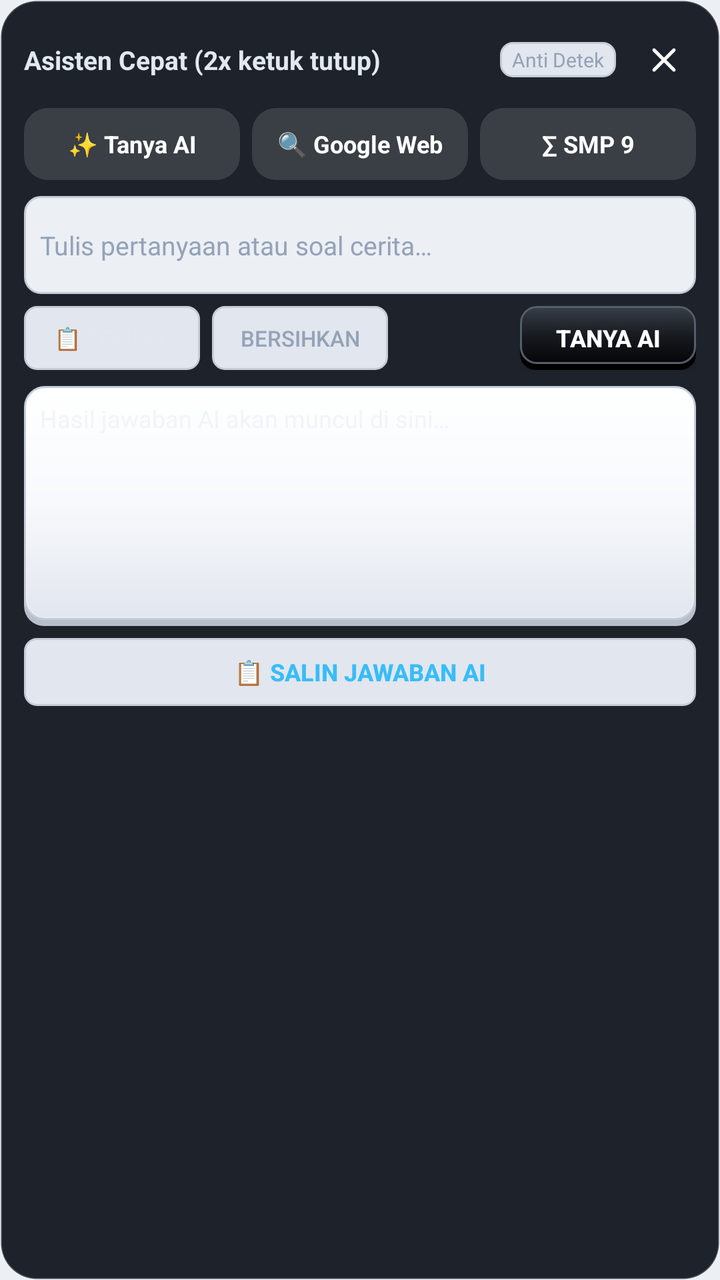
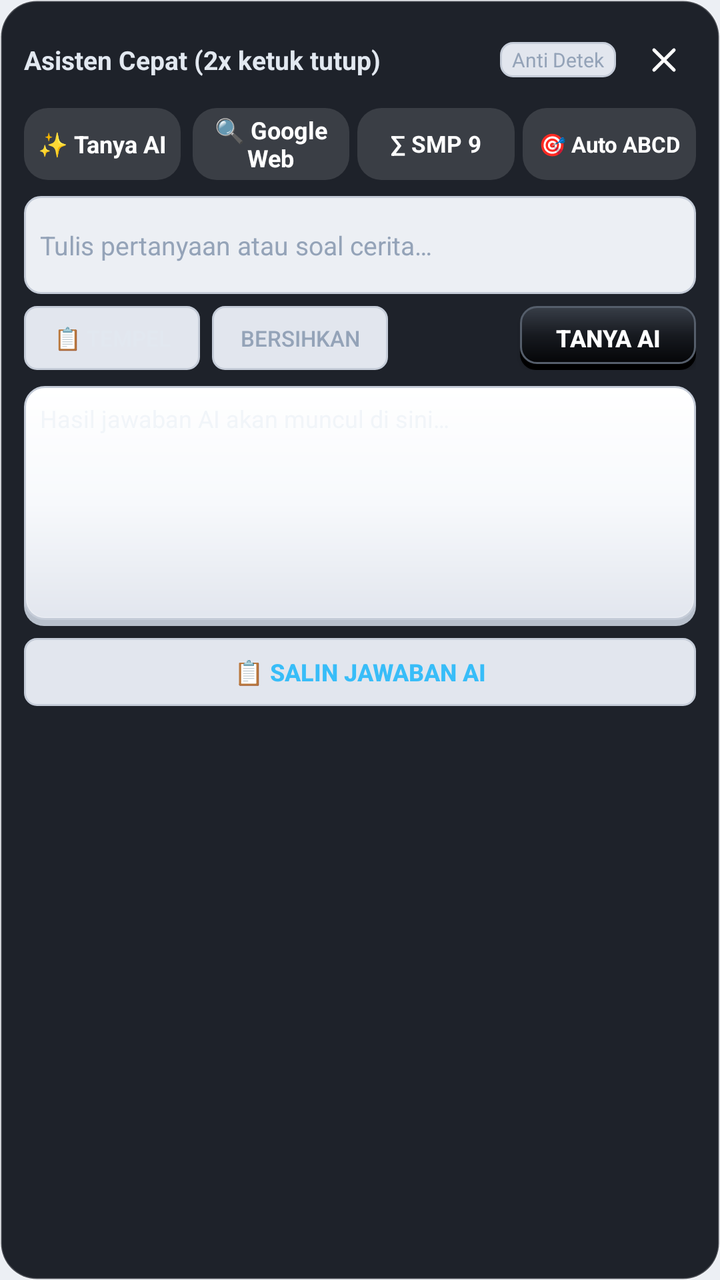

Two renders of the same Android screen: before a commit and after it. Below are the layout's source before the change and the commit's diff.
<!-- AndroidManifest.xml: application theme Theme.ClestialKeyboard -->
<!-- res/layout/layout_floating_popup.xml -->
<?xml version="1.0" encoding="utf-8"?>
<LinearLayout xmlns:android="http://schemas.android.com/apk/res/android"
    android:id="@+id/floatingRoot"
    android:layout_width="match_parent"
    android:layout_height="wrap_content"
    android:background="@drawable/bg_floating_popup"
    android:orientation="vertical"
    android:padding="12dp">

    
    <LinearLayout
        android:id="@+id/floatingHeader"
        android:layout_width="match_parent"
        android:layout_height="36dp"
        android:gravity="center_vertical"
        android:orientation="horizontal">

        <TextView
            android:id="@+id/tvFloatingTitle"
            android:layout_width="0dp"
            android:layout_height="wrap_content"
            android:layout_weight="1"
            android:text="Asisten Cepat (2x ketuk tutup)"
            android:textColor="#E2E8F0"
            android:textSize="13sp"
            android:textStyle="bold" />

        <TextView
            android:layout_width="wrap_content"
            android:layout_height="wrap_content"
            android:background="@drawable/bg_pill"
            android:paddingHorizontal="6dp"
            android:paddingVertical="2dp"
            android:text="Anti Detek"
            android:textColor="#94A3B8"
            android:textSize="10sp" />

        <ImageButton
            android:id="@+id/btnFloatingClose"
            android:layout_width="32dp"
            android:layout_height="32dp"
            android:layout_marginStart="8dp"
            android:background="?android:attr/selectableItemBackgroundBorderless"
            android:contentDescription="Tutup"
            android:padding="6dp"
            android:scaleType="fitCenter"
            android:src="@drawable/ic_kb_close" />
    </LinearLayout>

    
    <LinearLayout
        android:layout_width="match_parent"
        android:layout_height="36dp"
        android:layout_marginTop="6dp"
        android:orientation="horizontal">

        <TextView
            android:id="@+id/tabAi"
            android:layout_width="0dp"
            android:layout_height="match_parent"
            android:layout_marginEnd="4dp"
            android:layout_weight="1"
            android:background="@drawable/bg_floating_tab"
            android:gravity="center"
            android:text="✨ Tanya AI"
            android:textColor="#FFFFFF"
            android:textSize="12sp"
            android:textStyle="bold" />

        <TextView
            android:id="@+id/tabGoogle"
            android:layout_width="0dp"
            android:layout_height="match_parent"
            android:layout_marginHorizontal="2dp"
            android:layout_weight="1"
            android:background="@drawable/bg_floating_tab"
            android:gravity="center"
            android:text="🔍 Google Web"
            android:textColor="#FFFFFF"
            android:textSize="12sp"
            android:textStyle="bold" />

        <TextView
            android:id="@+id/tabMath"
            android:layout_width="0dp"
            android:layout_height="match_parent"
            android:layout_marginStart="4dp"
            android:layout_weight="1"
            android:background="@drawable/bg_floating_tab"
            android:gravity="center"
            android:text="∑ SMP 9"
            android:textColor="#FFFFFF"
            android:textSize="12sp"
            android:textStyle="bold" />
    </LinearLayout>

    
    <FrameLayout
        android:id="@+id/floatingContentFrame"
        android:layout_width="match_parent"
        android:layout_height="wrap_content"
        android:layout_marginTop="8dp">

        
        <LinearLayout
            android:id="@+id/panelAi"
            android:layout_width="match_parent"
            android:layout_height="wrap_content"
            android:orientation="vertical"
            android:visibility="visible">

            <EditText
                android:id="@+id/etAiQuestion"
                android:layout_width="match_parent"
                android:layout_height="wrap_content"
                android:background="@drawable/bg_input"
                android:hint="Tulis pertanyaan atau soal cerita…"
                android:inputType="textMultiLine"
                android:maxLines="3"
                android:minLines="2"
                android:padding="8dp"
                android:textColor="#FFFFFF"
                android:textColorHint="#94A3B8"
                android:textSize="13sp" />

            <LinearLayout
                android:layout_width="match_parent"
                android:layout_height="32dp"
                android:layout_marginTop="6dp"
                android:orientation="horizontal">

                <Button
                    android:id="@+id/btnAiPaste"
                    style="?android:attr/borderlessButtonStyle"
                    android:layout_width="wrap_content"
                    android:layout_height="match_parent"
                    android:background="@drawable/bg_pill"
                    android:paddingHorizontal="10dp"
                    android:text="📋 Tempel"
                    android:textColor="#E2E8F0"
                    android:textSize="11sp" />

                <Button
                    android:id="@+id/btnAiClear"
                    style="?android:attr/borderlessButtonStyle"
                    android:layout_width="wrap_content"
                    android:layout_height="match_parent"
                    android:layout_marginStart="6dp"
                    android:background="@drawable/bg_pill"
                    android:paddingHorizontal="10dp"
                    android:text="Bersihkan"
                    android:textColor="#94A3B8"
                    android:textSize="11sp" />

                <View
                    android:layout_width="0dp"
                    android:layout_height="1dp"
                    android:layout_weight="1" />

                <Button
                    android:id="@+id/btnAiSubmit"
                    android:layout_width="wrap_content"
                    android:layout_height="match_parent"
                    android:background="@drawable/bg_btn"
                    android:paddingHorizontal="14dp"
                    android:text="Tanya AI"
                    android:textColor="#FFFFFF"
                    android:textSize="12sp"
                    android:textStyle="bold" />
            </LinearLayout>

            <ScrollView
                android:layout_width="match_parent"
                android:layout_height="120dp"
                android:layout_marginTop="8dp"
                android:background="@drawable/bg_card"
                android:padding="8dp">

                <TextView
                    android:id="@+id/tvAiResponse"
                    android:layout_width="match_parent"
                    android:layout_height="wrap_content"
                    android:text="Hasil jawaban AI akan muncul di sini…"
                    android:textColor="#F1F5F9"
                    android:textSize="12sp" />
            </ScrollView>

            <Button
                android:id="@+id/btnAiCopy"
                style="?android:attr/borderlessButtonStyle"
                android:layout_width="match_parent"
                android:layout_height="34dp"
                android:layout_marginTop="6dp"
                android:background="@drawable/bg_pill"
                android:text="📋 Salin Jawaban AI"
                android:textColor="#38BDF8"
                android:textSize="12sp"
                android:textStyle="bold" />
        </LinearLayout>

        
        <LinearLayout
            android:id="@+id/panelGoogle"
            android:layout_width="match_parent"
            android:layout_height="wrap_content"
            android:orientation="vertical"
            android:visibility="gone">

            <LinearLayout
                android:layout_width="match_parent"
                android:layout_height="36dp"
                android:orientation="horizontal">

                <EditText
                    android:id="@+id/etGoogleQuery"
                    android:layout_width="0dp"
                    android:layout_height="match_parent"
                    android:layout_weight="1"
                    android:background="@drawable/bg_input"
                    android:hint="Cari Google…"
                    android:imeOptions="actionSearch"
                    android:inputType="text"
                    android:maxLines="1"
                    android:paddingHorizontal="8dp"
                    android:textColor="#FFFFFF"
                    android:textColorHint="#94A3B8"
                    android:textSize="12sp" />

                <Button
                    android:id="@+id/btnGoogleSearch"
                    android:layout_width="wrap_content"
                    android:layout_height="match_parent"
                    android:layout_marginStart="6dp"
                    android:background="@drawable/bg_btn"
                    android:paddingHorizontal="12dp"
                    android:text="Cari"
                    android:textColor="#FFFFFF"
                    android:textSize="12sp" />
            </LinearLayout>

            
            <LinearLayout
                android:layout_width="match_parent"
                android:layout_height="28dp"
                android:layout_marginTop="4dp"
                android:gravity="center_vertical"
                android:orientation="horizontal">

                <Button
                    android:id="@+id/btnWebBack"
                    style="?android:attr/borderlessButtonStyle"
                    android:layout_width="40dp"
                    android:layout_height="match_parent"
                    android:text="←"
                    android:textColor="#E2E8F0"
                    android:textSize="14sp" />

                <Button
                    android:id="@+id/btnWebReload"
                    style="?android:attr/borderlessButtonStyle"
                    android:layout_width="40dp"
                    android:layout_height="match_parent"
                    android:text="🔄"
                    android:textColor="#E2E8F0"
                    android:textSize="12sp" />

                <TextView
                    android:id="@+id/tvWebUrl"
                    android:layout_width="0dp"
                    android:layout_height="wrap_content"
                    android:layout_weight="1"
                    android:ellipsize="end"
                    android:maxLines="1"
                    android:text="https://www.google.com"
                    android:textColor="#64748B"
                    android:textSize="10sp" />
            </LinearLayout>

            <WebView
                android:id="@+id/wvGoogle"
                android:layout_width="match_parent"
                android:layout_height="220dp"
                android:layout_marginTop="4dp"
                android:background="#1E293B" />
        </LinearLayout>

        
        <LinearLayout
            android:id="@+id/panelMath"
            android:layout_width="match_parent"
            android:layout_height="wrap_content"
            android:orientation="vertical"
            android:visibility="gone">

            <HorizontalScrollView
                android:layout_width="match_parent"
                android:layout_height="32dp"
                android:scrollbars="none">

                <LinearLayout
                    android:id="@+id/mathChipsRow"
                    android:layout_width="wrap_content"
                    android:layout_height="match_parent"
                    android:orientation="horizontal" />
            </HorizontalScrollView>

            <TextView
                android:id="@+id/tvFloatingMathDesc"
                android:layout_width="match_parent"
                android:layout_height="wrap_content"
                android:layout_marginTop="4dp"
                android:text="Pilih materi untuk menghitung eksak:"
                android:textColor="#94A3B8"
                android:textSize="11sp" />

            <LinearLayout
                android:id="@+id/mathFieldsContainer"
                android:layout_width="match_parent"
                android:layout_height="wrap_content"
                android:layout_marginTop="4dp"
                android:orientation="vertical" />

            <Button
                android:id="@+id/btnFloatingMathSolve"
                android:layout_width="match_parent"
                android:layout_height="36dp"
                android:layout_marginTop="6dp"
                android:background="@drawable/bg_btn"
                android:text="Hitung Solusi Eksak"
                android:textColor="#FFFFFF"
                android:textSize="12sp"
                android:textStyle="bold" />

            <ScrollView
                android:layout_width="match_parent"
                android:layout_height="100dp"
                android:layout_marginTop="6dp"
                android:background="@drawable/bg_card"
                android:padding="8dp">

                <TextView
                    android:id="@+id/tvFloatingMathResult"
                    android:layout_width="match_parent"
                    android:layout_height="wrap_content"
                    android:text="Jawaban dan langkah eksak akan tampil di sini…"
                    android:textColor="#F1F5F9"
                    android:textSize="11.5sp" />
            </ScrollView>

            <Button
                android:id="@+id/btnFloatingMathCopy"
                style="?android:attr/borderlessButtonStyle"
                android:layout_width="match_parent"
                android:layout_height="32dp"
                android:layout_marginTop="4dp"
                android:background="@drawable/bg_pill"
                android:text="📋 Salin Jawaban &amp; Langkah"
                android:textColor="#38BDF8"
                android:textSize="11sp"
                android:textStyle="bold" />
        </LinearLayout>

    </FrameLayout>

</LinearLayout>
<!-- resources referenced by this layout -->
<resources>
  <!-- drawable bg_floating_popup (drawable) -->
  <?xml version="1.0" encoding="utf-8"?>
  <shape xmlns:android="http://schemas.android.com/apk/res/android"
      android:shape="rectangle">
      <solid android:color="#F012161E" />
      <corners android:radius="18dp" />
      <stroke
          android:width="1dp"
          android:color="#33FFFFFF" />
  </shape>
  <!-- drawable bg_floating_tab (drawable) -->
  <?xml version="1.0" encoding="utf-8"?>
  <selector xmlns:android="http://schemas.android.com/apk/res/android">
      <item android:state_selected="true">
          <shape android:shape="rectangle">
              <solid android:color="#2563EB" />
              <corners android:radius="12dp" />
          </shape>
      </item>
      <item>
          <shape android:shape="rectangle">
              <solid android:color="#20FFFFFF" />
              <corners android:radius="12dp" />
          </shape>
      </item>
  </selector>
  <!-- drawable bg_input (drawable) -->
  <?xml version="1.0" encoding="utf-8"?>
  <shape xmlns:android="http://schemas.android.com/apk/res/android"
      android:shape="rectangle">
      <solid android:color="@color/bg" />
      <stroke
          android:width="1dp"
          android:color="@color/line" />
      <corners android:radius="8dp" />
  </shape>
  <!-- drawable bg_pill (drawable) -->
  <?xml version="1.0" encoding="utf-8"?>
  <shape xmlns:android="http://schemas.android.com/apk/res/android"
      android:shape="rectangle">
      <solid android:color="@color/card_bottom" />
      <stroke
          android:width="1dp"
          android:color="@color/line" />
      <corners android:radius="6dp" />
  </shape>
  <!-- drawable ic_kb_close (drawable) -->
  <?xml version="1.0" encoding="utf-8"?>
  <vector xmlns:android="http://schemas.android.com/apk/res/android"
      android:width="24dp"
      android:height="24dp"
      android:viewportWidth="24"
      android:viewportHeight="24">
      
      <path
          android:pathData="M6,6L18,18M18,6L6,18"
          android:strokeColor="#FFFFFFFF"
          android:strokeWidth="2"
          android:strokeLineCap="round" />
  </vector>
  <color name="btn_lip">#000000</color>
  <color name="btn_mid">#171A20</color>
  <color name="btn_bot">#050608</color>
  <color name="btn_top">#383E48</color>
  <color name="btn_stroke">#555E6B</color>
  <color name="bevel_dark">#B7BFCB</color>
  <color name="card">#F7F9FC</color>
  <color name="card_bottom">#E2E6EE</color>
  <color name="card_top">#FFFFFF</color>
  <color name="line">#C5CCD8</color>
  <color name="bg">#ECEFF4</color>
  <color name="inv">#121419</color>
  <color name="on_inv">#FFFFFF</color>
  <color name="fg">#07080A</color>
  <color name="muted">#555C68</color>
  <!-- unchanged entries left out for length: 3 -->
</resources>

<!-- the commit's change to res/layout/layout_floating_popup.xml (unified diff, before → after) -->
@@ -84,13 +84,27 @@
             android:id="@+id/tabMath"
             android:layout_width="0dp"
             android:layout_height="match_parent"
-            android:layout_marginStart="4dp"
+            android:layout_marginStart="2dp"
+            android:layout_marginEnd="2dp"
             android:layout_weight="1"
             android:background="@drawable/bg_floating_tab"
             android:gravity="center"
             android:text="∑ SMP 9"
             android:textColor="#FFFFFF"
-            android:textSize="12sp"
+            android:textSize="11.5sp"
+            android:textStyle="bold" />
+
+        <TextView
+            android:id="@+id/tabAutoAnswer"
+            android:layout_width="0dp"
+            android:layout_height="match_parent"
+            android:layout_marginStart="2dp"
+            android:layout_weight="1.1"
+            android:background="@drawable/bg_floating_tab"
+            android:gravity="center"
+            android:text="🎯 Auto ABCD"
+            android:textColor="#FFFFFF"
+            android:textSize="11sp"
             android:textStyle="bold" />
     </LinearLayout>
 
@@ -360,6 +374,235 @@
                 android:textStyle="bold" />
         </LinearLayout>
 
+        
+        <LinearLayout
+            android:id="@+id/panelAutoAnswer"
+            android:layout_width="match_parent"
+            android:layout_height="wrap_content"
+            android:orientation="vertical"
+            android:visibility="gone">
+
+            
+            <LinearLayout
+                android:layout_width="match_parent"
+                android:layout_height="wrap_content"
+                android:background="@drawable/bg_card"
+                android:gravity="center_vertical"
+                android:orientation="horizontal"
+                android:padding="8dp">
+
+                <TextView
+                    android:id="@+id/tvAutoAnswerAccStatus"
+                    android:layout_width="0dp"
+                    android:layout_height="wrap_content"
+                    android:layout_weight="1"
+                    android:text="Aksesibilitas: Belum Aktif"
+                    android:textColor="#F59E0B"
+                    android:textSize="11sp"
+                    android:textStyle="bold" />
+
+                <Button
+                    android:id="@+id/btnOpenAccSettings"
+                    style="?android:attr/borderlessButtonStyle"
+                    android:layout_width="wrap_content"
+                    android:layout_height="28dp"
+                    android:background="@drawable/bg_pill"
+                    android:paddingHorizontal="8dp"
+                    android:text="Aktifkan Izin"
+                    android:textColor="#38BDF8"
+                    android:textSize="10.5sp" />
+            </LinearLayout>
+
+            
+            <LinearLayout
+                android:layout_width="match_parent"
+                android:layout_height="36dp"
+                android:layout_marginTop="6dp"
+                android:gravity="center_vertical"
+                android:orientation="horizontal">
+
+                <TextView
+                    android:layout_width="0dp"
+                    android:layout_height="wrap_content"
+                    android:layout_weight="1"
+                    android:text="Fitur Auto-Jawab ABCD"
+                    android:textColor="#E2E8F0"
+                    android:textSize="12sp"
+                    android:textStyle="bold" />
+
+                <androidx.appcompat.widget.SwitchCompat
+                    android:id="@+id/switchAutoAnswerEnabled"
+                    android:layout_width="wrap_content"
+                    android:layout_height="wrap_content"
+                    android:checked="true" />
+            </LinearLayout>
+
+            
+            <LinearLayout
+                android:layout_width="match_parent"
+                android:layout_height="32dp"
+                android:layout_marginTop="4dp"
+                android:orientation="horizontal">
+
+                <Button
+                    android:id="@+id/btnModeAutoClick"
+                    style="?android:attr/borderlessButtonStyle"
+                    android:layout_width="0dp"
+                    android:layout_height="match_parent"
+                    android:layout_marginEnd="4dp"
+                    android:layout_weight="1"
+                    android:background="@drawable/bg_pill_on"
+                    android:text="Auto-Klik Layar"
+                    android:textColor="#FFFFFF"
+                    android:textSize="11sp"
+                    android:textStyle="bold" />
+
+                <Button
+                    android:id="@+id/btnModeKeyOnly"
+                    style="?android:attr/borderlessButtonStyle"
+                    android:layout_width="0dp"
+                    android:layout_height="match_parent"
+                    android:layout_weight="1"
+                    android:background="@drawable/bg_pill"
+                    android:text="Kunci &amp; Salin Saja"
+                    android:textColor="#94A3B8"
+                    android:textSize="11sp" />
+            </LinearLayout>
+
+            
+            <LinearLayout
+                android:layout_width="match_parent"
+                android:layout_height="wrap_content"
+                android:layout_marginTop="8dp"
+                android:gravity="center_vertical"
+                android:orientation="horizontal">
+
+                <TextView
+                    android:layout_width="wrap_content"
+                    android:layout_height="wrap_content"
+                    android:text="Jeda Klik:"
+                    android:textColor="#94A3B8"
+                    android:textSize="11sp" />
+
+                <Button
+                    android:id="@+id/btnDelay0"
+                    style="?android:attr/borderlessButtonStyle"
+                    android:layout_width="wrap_content"
+                    android:layout_height="26dp"
+                    android:layout_marginStart="6dp"
+                    android:background="@drawable/bg_pill"
+                    android:paddingHorizontal="6dp"
+                    android:text="0s"
+                    android:textColor="#94A3B8"
+                    android:textSize="10sp" />
+
+                <Button
+                    android:id="@+id/btnDelay1"
+                    style="?android:attr/borderlessButtonStyle"
+                    android:layout_width="wrap_content"
+                    android:layout_height="26dp"
+                    android:layout_marginStart="4dp"
+                    android:background="@drawable/bg_pill_on"
+                    android:paddingHorizontal="6dp"
+                    android:text="1.5s"
+                    android:textColor="#FFFFFF"
+                    android:textSize="10sp" />
+
+                <Button
+                    android:id="@+id/btnDelay2"
+                    style="?android:attr/borderlessButtonStyle"
+                    android:layout_width="wrap_content"
+                    android:layout_height="26dp"
+                    android:layout_marginStart="4dp"
+                    android:background="@drawable/bg_pill"
+                    android:paddingHorizontal="6dp"
+                    android:text="2s"
+                    android:textColor="#94A3B8"
+                    android:textSize="10sp" />
+
+                <Button
+                    android:id="@+id/btnDelay3"
+                    style="?android:attr/borderlessButtonStyle"
+                    android:layout_width="wrap_content"
+                    android:layout_height="26dp"
+                    android:layout_marginStart="4dp"
+                    android:background="@drawable/bg_pill"
+                    android:paddingHorizontal="6dp"
+                    android:text="3s"
+                    android:textColor="#94A3B8"
+                    android:textSize="10sp" />
+
+                <TextView
+                    android:layout_width="0dp"
+                    android:layout_height="wrap_content"
+                    android:layout_weight="1"
+                    android:gravity="end"
+                    android:text="(Anti-Detek)"
+                    android:textColor="#64748B"
+                    android:textSize="10sp" />
+            </LinearLayout>
+
+            
+            <LinearLayout
+                android:layout_width="match_parent"
+                android:layout_height="36dp"
+                android:layout_marginTop="8dp"
+                android:orientation="horizontal">
+
+                <Button
+                    android:id="@+id/btnTriggerScreenAnswer"
+                    android:layout_width="0dp"
+                    android:layout_height="match_parent"
+                    android:layout_marginEnd="6dp"
+                    android:layout_weight="1.2"
+                    android:background="@drawable/bg_btn"
+                    android:text="⚡ Jawab Layar Sekarang"
+                    android:textColor="#FFFFFF"
+                    android:textSize="11.5sp"
+                    android:textStyle="bold" />
+
+                <Button
+                    android:id="@+id/btnOpenQuizApp"
+                    style="?android:attr/borderlessButtonStyle"
+                    android:layout_width="0dp"
+                    android:layout_height="match_parent"
+                    android:layout_weight="1"
+                    android:background="@drawable/bg_pill"
+                    android:text="📱 Kuis Mahasiswa"
+                    android:textColor="#38BDF8"
+                    android:textSize="11sp"
+                    android:textStyle="bold" />
+            </LinearLayout>
+
+            
+            <ScrollView
+                android:layout_width="match_parent"
+                android:layout_height="90dp"
+                android:layout_marginTop="6dp"
+                android:background="@drawable/bg_card"
+                android:padding="8dp">
+
+                <TextView
+                    android:id="@+id/tvAutoAnswerStatus"
+                    android:layout_width="match_parent"
+                    android:layout_height="wrap_content"
+                    android:text="Status: Siap mendeteksi soal ABCD di aplikasi kuis/ujian."
+                    android:textColor="#CBD5E1"
+                    android:textSize="11.5sp" />
+            </ScrollView>
+
+            <Button
+                android:id="@+id/btnCopyAutoAnswer"
+                style="?android:attr/borderlessButtonStyle"
+                android:layout_width="match_parent"
+                android:layout_height="30dp"
+                android:layout_marginTop="4dp"
+                android:background="@drawable/bg_pill"
+                android:text="📋 Salin Kunci &amp; Penjelasan"
+                android:textColor="#38BDF8"
+                android:textSize="11sp" />
+        </LinearLayout>
+
     </FrameLayout>
 
 </LinearLayout>
<!-- resource entries referenced after the edit -->
@@ -46,6 +46,20 @@
           android:color="@color/line" />
       <corners android:radius="6dp" />
   </shape>
+  <!-- drawable bg_pill_on (drawable) -->
+  <?xml version="1.0" encoding="utf-8"?>
+  <shape xmlns:android="http://schemas.android.com/apk/res/android"
+      android:shape="rectangle">
+      <gradient
+          android:angle="270"
+          android:centerColor="@color/btn_mid"
+          android:endColor="@color/btn_bot"
+          android:startColor="@color/btn_top" />
+      <stroke
+          android:width="1dp"
+          android:color="@color/btn_stroke" />
+      <corners android:radius="6dp" />
+  </shape>
   <!-- drawable ic_kb_close (drawable) -->
   <?xml version="1.0" encoding="utf-8"?>
   <vector xmlns:android="http://schemas.android.com/apk/res/android"
